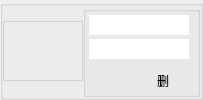
The window that MediaItemBox.ui (ProjectEuterpe/Euterpe) describes before a commit, drawn with Qt 5.
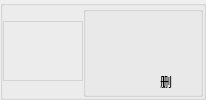
The same window after the commit. Icons and pictures are not drawn.

The edit to the form file:
```diff
--- a/MediaItemBox.ui
+++ b/MediaItemBox.ui
@@ -6,12 +6,12 @@
    <rect>
     <x>0</x>
     <y>0</y>
-    <width>203</width>
+    <width>201</width>
     <height>100</height>
    </rect>
   </property>
   <property name="sizePolicy">
-   <sizepolicy hsizetype="Expanding" vsizetype="Fixed">
+   <sizepolicy hsizetype="Preferred" vsizetype="Fixed">
     <horstretch>0</horstretch>
     <verstretch>0</verstretch>
    </sizepolicy>
@@ -74,6 +74,24 @@
    </item>
    <item>
     <widget class="QGroupBox" name="mediaTextBox">
+     <property name="sizePolicy">
+      <sizepolicy hsizetype="Preferred" vsizetype="Preferred">
+       <horstretch>0</horstretch>
+       <verstretch>0</verstretch>
+      </sizepolicy>
+     </property>
+     <property name="minimumSize">
+      <size>
+       <width>120</width>
+       <height>0</height>
+      </size>
+     </property>
+     <property name="maximumSize">
+      <size>
+       <width>16777215</width>
+       <height>16777215</height>
+      </size>
+     </property>
      <property name="styleSheet">
       <string notr="true">padding: 5px 10px 0px 5px;</string>
      </property>
@@ -97,35 +115,38 @@
        <number>0</number>
       </property>
       <item>
-       <widget class="QLineEdit" name="textTitle">
-        <property name="enabled">
-         <bool>false</bool>
-        </property>
+       <widget class="QLabel" name="textTitle">
         <property name="maximumSize">
          <size>
           <width>16777215</width>
-          <height>20</height>
+          <height>22</height>
          </size>
         </property>
         <property name="styleSheet">
          <string notr="true">border:0;</string>
         </property>
+        <property name="text">
+         <string/>
+        </property>
+        <property name="scaledContents">
+         <bool>false</bool>
+        </property>
        </widget>
       </item>
       <item>
-       <widget class="QLineEdit" name="textArtist">
-        <property name="enabled">
-         <bool>false</bool>
-        </property>
+       <widget class="QLabel" name="textArtist">
         <property name="maximumSize">
          <size>
           <width>16777215</width>
-          <height>20</height>
+          <height>22</height>
          </size>
         </property>
         <property name="styleSheet">
          <string notr="true">border:0;</string>
         </property>
+        <property name="text">
+         <string/>
+        </property>
        </widget>
       </item>
       <item>
```
